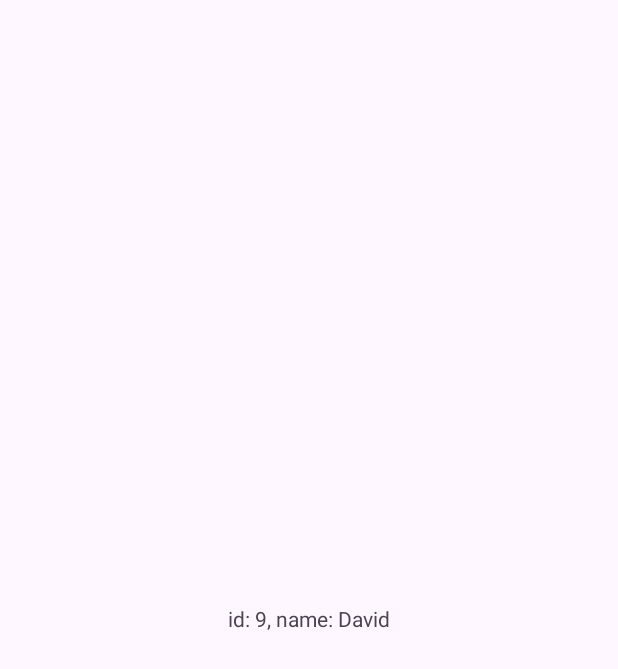
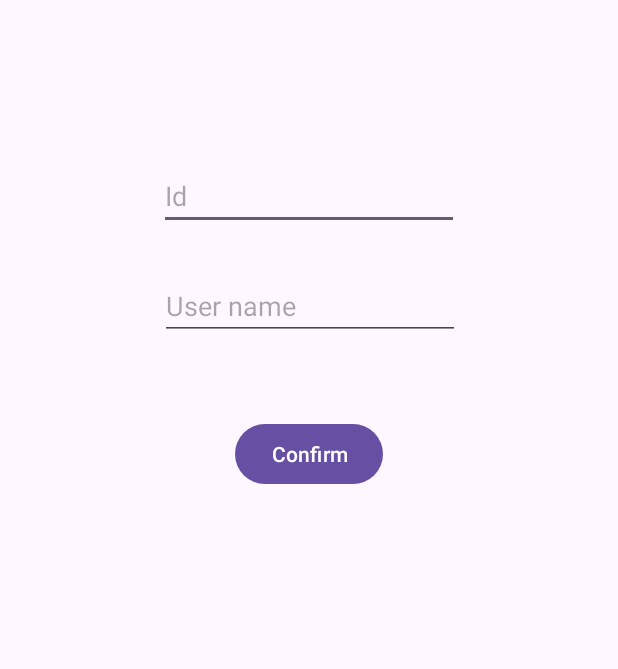
Before and after one commit to AlexVocao/AndroidKit, an Android app: the screen it shows after launch (MainActivity), on a phone screen of 412 x 824 dp. Before the commit the part shown is almost empty. Shown: the top 669 px of the screen. Run offline under Robolectric (Android 15) with nearby library versions, the phone set to English and light mode, and no system bars.

Commit message:
UI Simple MVP

```diff
--- a/MVPNoContract/app/src/main/java/com/example/mvpnocontract/MainActivity.java
+++ b/MVPNoContract/app/src/main/java/com/example/mvpnocontract/MainActivity.java
@@ -2,7 +2,9 @@ package com.example.mvpnocontract;
 
 import android.annotation.SuppressLint;
 import android.os.Bundle;
-import android.util.Log;
+import android.view.View;
+import android.widget.Button;
+import android.widget.EditText;
 import android.widget.TextView;
 
 import androidx.activity.EdgeToEdge;
@@ -18,6 +20,8 @@ import com.example.mvpnocontract.view.UserView;
 public class MainActivity extends AppCompatActivity implements UserView {
     private final static String TAG = "MainActivity";
     private TextView txtResult;
+    private EditText edtName, edtId;
+    private Button btnConfirm;
     private UserPresenter presenter;
 
     @SuppressLint("MissingInflatedId")
@@ -32,12 +36,13 @@ public class MainActivity extends AppCompatActivity implements UserView {
             return insets;
         });
 
-        txtResult  = findViewById(R.id.txtResult);
+        txtResult = findViewById(R.id.txtResult);
+        edtId = findViewById(R.id.edtId);
+        edtName = findViewById(R.id.edtName);
+        btnConfirm = findViewById(R.id.btnConfirm);
 
-        UserModel userModel = new UserModel(9L, "David");
-        presenter = new UserPresenter(userModel, this);
-        //presenter = new UserPresenter(null, this);
-        presenter.loadUser();
+        presenter = new UserPresenter();
+        initView();
     }
 
     @Override
@@ -49,4 +54,21 @@ public class MainActivity extends AppCompatActivity implements UserView {
     public void showError(String error) {
         txtResult.setText("Error: " + error);
     }
+
+    @Override
+    public void confirm() {
+        btnConfirm.setOnClickListener(new View.OnClickListener() {
+            @Override
+            public void onClick(View v) {
+                Long id = Long.parseLong(String.valueOf(edtId.getText()));
+                String name = String.valueOf(edtName.getText());
+                UserModel userModel = new UserModel(id, name);
+                presenter.loadParam(userModel, MainActivity.this);
+                presenter.loadUser();
+            }
+        });
+    }
+    void initView() {
+        confirm();
+    }
 }
--- a/MVPNoContract/app/src/main/java/com/example/mvpnocontract/presenter/UserPresenter.java
+++ b/MVPNoContract/app/src/main/java/com/example/mvpnocontract/presenter/UserPresenter.java
@@ -12,16 +12,24 @@ public class UserPresenter {
     private UserModel userModel;
     private UserView userView;
 
+    public UserPresenter() {
+
+    }
     public UserPresenter(UserModel userModel, UserView userView) {
         this.userModel = userModel;
         this.userView = userView;
     }
 
+    public void loadParam(UserModel userModel, UserView userView) {
+        this.userModel = userModel;
+        this.userView = userView;
+    }
     public void loadUser() {
-        if (userModel != null) {
+        boolean isValid =  userModel.getId() != 0 && !userModel.getName().isEmpty();
+        if (isValid) {
             userView.showUser(userModel);
         } else {
-            userView.showError("User not found");
+            userView.showError("Invalid user");
         }
     }
 }
--- a/MVPNoContract/app/src/main/java/com/example/mvpnocontract/view/UserView.java
+++ b/MVPNoContract/app/src/main/java/com/example/mvpnocontract/view/UserView.java
@@ -6,4 +6,5 @@ public interface UserView {
     void showUser(UserModel userModel);
 
     void showError(String error);
+    void confirm();
 }
--- a/MVPNoContract/app/src/main/res/layout/activity_main.xml
+++ b/MVPNoContract/app/src/main/res/layout/activity_main.xml
@@ -7,14 +7,48 @@
     android:layout_height="match_parent"
     tools:context=".MainActivity">
 
+    <EditText
+        android:id="@+id/edtId"
+        android:hint="Id"
+        android:layout_width="200dp"
+        android:layout_height="wrap_content"
+        android:layout_marginTop="108dp"
+        app:layout_constraintEnd_toEndOf="parent"
+        app:layout_constraintStart_toStartOf="parent"
+        app:layout_constraintTop_toTopOf="parent" />
+
+
+    <EditText
+        android:id="@+id/edtName"
+        android:layout_width="200dp"
+        android:layout_height="wrap_content"
+        android:layout_marginTop="28dp"
+        android:hint="User name"
+        app:layout_constraintEnd_toEndOf="parent"
+        app:layout_constraintHorizontal_bias="0.502"
+        app:layout_constraintStart_toStartOf="parent"
+        app:layout_constraintTop_toBottomOf="@id/edtId" />
+
+    <Button
+        android:id="@+id/btnConfirm"
+        android:text="Confirm"
+        android:layout_width="wrap_content"
+        android:layout_height="wrap_content"
+        android:layout_marginTop="52dp"
+        app:layout_constraintEnd_toEndOf="parent"
+        app:layout_constraintStart_toStartOf="parent"
+        app:layout_constraintTop_toBottomOf="@+id/edtName" />
+
     <TextView
         android:id="@+id/txtResult"
         android:layout_width="wrap_content"
         android:layout_height="wrap_content"
-        android:text="User info"
+        android:text=""
         app:layout_constraintBottom_toBottomOf="parent"
         app:layout_constraintEnd_toEndOf="parent"
+        app:layout_constraintHorizontal_bias="0.498"
         app:layout_constraintStart_toStartOf="parent"
-        app:layout_constraintTop_toTopOf="parent" />
+        app:layout_constraintTop_toBottomOf="@id/btnConfirm"
+        app:layout_constraintVertical_bias="0.124" />
 
 </androidx.constraintlayout.widget.ConstraintLayout>
```
